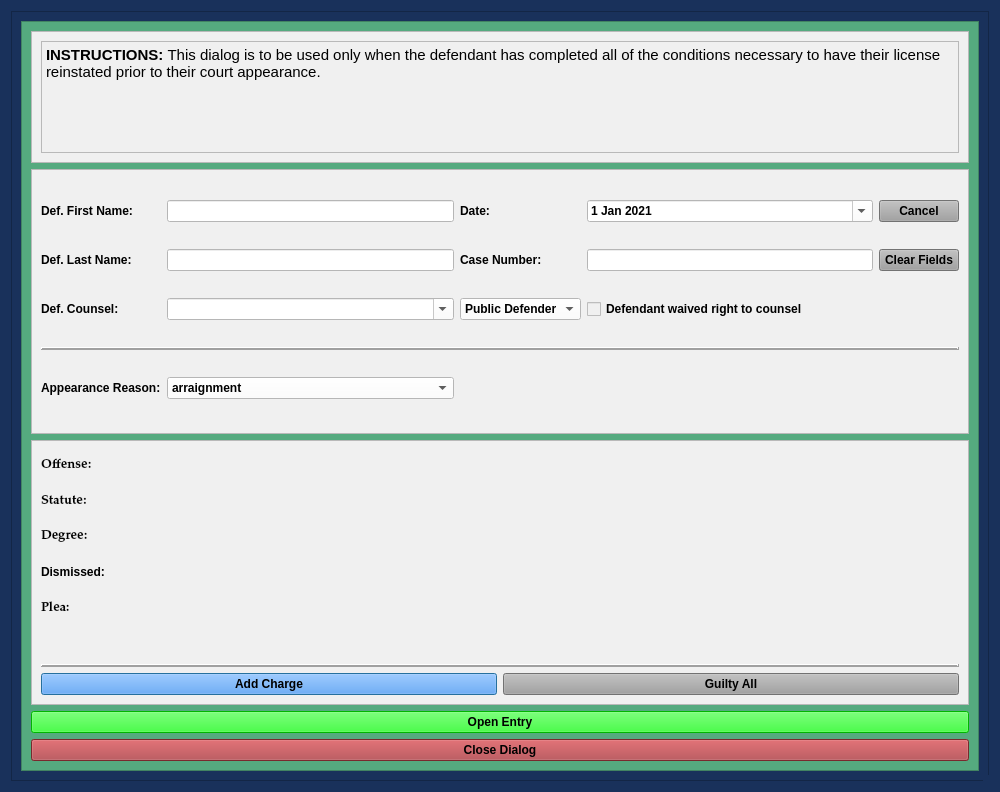
Above: package/views/ui/LeapPleaValidDialog.ui from HunterProgram22/MuniEntry before the change. Below: the same form after it.
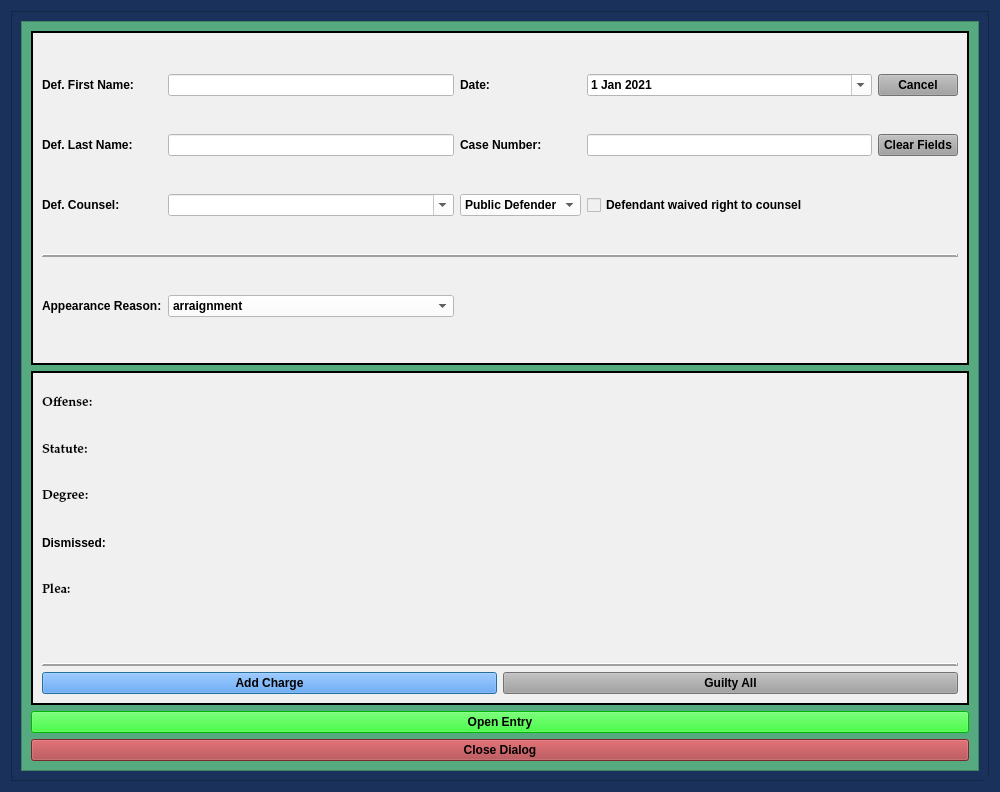
That is the form after the change. Custom widgets are drawn as their Qt base class.

Commit message: LEAP Valid Template wired up.

Diff of the .ui file:
```diff
--- a/package/views/ui/LeapPleaValidDialog.ui
+++ b/package/views/ui/LeapPleaValidDialog.ui
@@ -181,17 +181,20 @@
            <height>752</height>
           </rect>
          </property>
-         <layout class="QGridLayout" name="gridLayout_5" rowstretch="1,2,2,1,1">
-          <item row="2" column="0">
+         <layout class="QGridLayout" name="gridLayout_5" rowstretch="2,2,1,1">
+          <item row="1" column="0">
            <widget class="QFrame" name="frame_6">
             <property name="styleSheet">
              <string notr="true">background-color: rgb(240, 240, 240);</string>
             </property>
             <property name="frameShape">
-             <enum>QFrame::StyledPanel</enum>
+             <enum>QFrame::Box</enum>
             </property>
             <property name="frameShadow">
-             <enum>QFrame::Raised</enum>
+             <enum>QFrame::Plain</enum>
+            </property>
+            <property name="lineWidth">
+             <number>2</number>
             </property>
             <layout class="QGridLayout" name="gridLayout_2">
              <item row="2" column="0">
@@ -322,7 +325,7 @@
             </layout>
            </widget>
           </item>
-          <item row="1" column="0">
+          <item row="0" column="0">
            <widget class="QFrame" name="case_name_Frame">
             <property name="sizePolicy">
              <sizepolicy hsizetype="Preferred" vsizetype="Preferred">
@@ -334,10 +337,13 @@
              <string notr="true">background-color: rgb(240, 240, 240);</string>
             </property>
             <property name="frameShape">
-             <enum>QFrame::StyledPanel</enum>
+             <enum>QFrame::Box</enum>
             </property>
             <property name="frameShadow">
-             <enum>QFrame::Raised</enum>
+             <enum>QFrame::Plain</enum>
+            </property>
+            <property name="lineWidth">
+             <number>2</number>
             </property>
             <layout class="QGridLayout" name="gridLayout">
              <item row="2" column="0">
@@ -355,7 +361,7 @@
               </widget>
              </item>
              <item row="2" column="1">
-              <widget class="NoScrollComboBox" name="defense_counsel_name_box">
+              <widget class="DefenseCounselComboBox" name="defense_counsel_name_box">
                <property name="styleSheet">
                 <string notr="true">background-color: rgb(255, 255, 255);</string>
                </property>
@@ -553,36 +559,7 @@
             </layout>
            </widget>
           </item>
-          <item row="0" column="0">
-           <widget class="QFrame" name="frame_2">
-            <property name="styleSheet">
-             <string notr="true">background-color: rgb(240, 240, 240);</string>
-            </property>
-            <property name="frameShape">
-             <enum>QFrame::StyledPanel</enum>
-            </property>
-            <property name="frameShadow">
-             <enum>QFrame::Raised</enum>
-            </property>
-            <layout class="QVBoxLayout" name="verticalLayout_3">
-             <item>
-              <widget class="QTextBrowser" name="textBrowser">
-               <property name="focusPolicy">
-                <enum>Qt::NoFocus</enum>
-               </property>
-               <property name="html">
-                <string>&lt;!DOCTYPE HTML PUBLIC &quot;-//W3C//DTD HTML 4.0//EN&quot; &quot;http://www.w3.org/TR/REC-html40/strict.dtd&quot;&gt;
-&lt;html&gt;&lt;head&gt;&lt;meta name=&quot;qrichtext&quot; content=&quot;1&quot; /&gt;&lt;style type=&quot;text/css&quot;&gt;
-p, li { white-space: pre-wrap; }
-&lt;/style&gt;&lt;/head&gt;&lt;body style=&quot; font-family:'Palatino Linotype'; font-size:10pt; font-weight:600; font-style:normal;&quot;&gt;
-&lt;p style=&quot; margin-top:0px; margin-bottom:0px; margin-left:0px; margin-right:0px; -qt-block-indent:0; text-indent:0px;&quot;&gt;&lt;span style=&quot; font-size:11pt;&quot;&gt;INSTRUCTIONS: &lt;/span&gt;&lt;span style=&quot; font-size:11pt; font-weight:400;&quot;&gt;This dialog is to be used only when the defendant has completed all of the conditions necessary to have their license reinstated prior to their court appearance. &lt;/span&gt;&lt;/p&gt;&lt;/body&gt;&lt;/html&gt;</string>
-               </property>
-              </widget>
-             </item>
-            </layout>
-           </widget>
-          </item>
-          <item row="3" column="0">
+          <item row="2" column="0">
            <widget class="QPushButton" name="create_entry_Button">
             <property name="styleSheet">
              <string notr="true">background-color: rgb(0, 255, 0);
@@ -597,7 +574,7 @@
             </property>
            </widget>
           </item>
-          <item row="4" column="0">
+          <item row="3" column="0">
            <widget class="QPushButton" name="close_dialog_Button">
             <property name="styleSheet">
              <string notr="true">background-color: rgb(170, 58, 63);
@@ -629,6 +606,11 @@
    <extends>QComboBox</extends>
    <header>.custom_widgets</header>
   </customwidget>
+  <customwidget>
+   <class>DefenseCounselComboBox</class>
+   <extends>QComboBox</extends>
+   <header>.custom_widgets</header>
+  </customwidget>
  </customwidgets>
  <tabstops>
   <tabstop>defendant_first_name_lineEdit</tabstop>
```
The commit also changes 3 other files.
